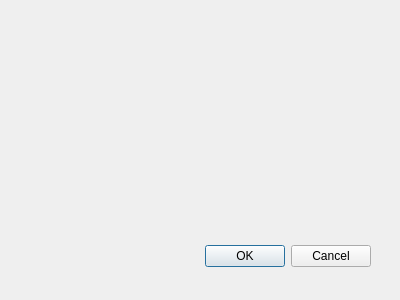
Old version of the form entension_qgis_dialog_base.ui in the repository timeradaouda5/Tp_extension_QGIS.
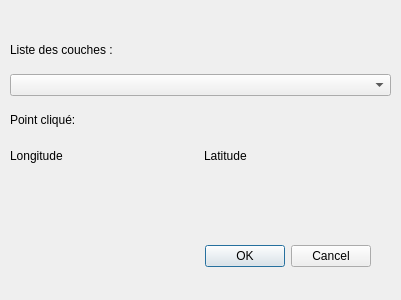
New version of the form.

Patch:
```diff
--- a/entension_qgis_dialog_base.ui
+++ b/entension_qgis_dialog_base.ui
@@ -1,11 +1,11 @@
 <ui version="4.0" >
  <class>ExtensionQgisDialogBase</class>
- <widget class="QDialog" name="ExtensionQgisDialogBase" >
-  <property name="geometry" >
+ <widget class="QDialog" name="ExtensionQgisDialogBase">
+  <property name="geometry">
    <rect>
     <x>0</x>
     <y>0</y>
-    <width>400</width>
+    <width>401</width>
     <height>300</height>
    </rect>
   </property>
@@ -28,6 +28,73 @@
     <set>QDialogButtonBox::Cancel|QDialogButtonBox::Ok</set>
    </property>
   </widget>
+  <widget class="QLabel" name="label">
+   <property name="geometry">
+    <rect>
+     <x>10</x>
+     <y>40</y>
+     <width>131</width>
+     <height>19</height>
+    </rect>
+   </property>
+   <property name="text">
+    <string>Liste des couches :</string>
+   </property>
+  </widget>
+  <widget class="QWidget" name="horizontalLayoutWidget">
+   <property name="geometry">
+    <rect>
+     <x>10</x>
+     <y>70</y>
+     <width>381</width>
+     <height>31</height>
+    </rect>
+   </property>
+   <layout class="QHBoxLayout" name="horizontalLayout_2">
+    <item>
+     <widget class="QComboBox" name="comboListCouche"/>
+    </item>
+   </layout>
+  </widget>
+  <widget class="QLabel" name="label_2">
+   <property name="geometry">
+    <rect>
+     <x>10</x>
+     <y>110</y>
+     <width>91</width>
+     <height>19</height>
+    </rect>
+   </property>
+   <property name="text">
+    <string>Point cliqué:</string>
+   </property>
+  </widget>
+  <widget class="QWidget" name="horizontalLayoutWidget_2">
+   <property name="geometry">
+    <rect>
+     <x>10</x>
+     <y>140</y>
+     <width>381</width>
+     <height>31</height>
+    </rect>
+   </property>
+   <layout class="QHBoxLayout" name="horizontalLayout_3">
+    <item>
+     <widget class="QLabel" name="lablong">
+      <property name="text">
+       <string>Longitude</string>
+      </property>
+     </widget>
+    </item>
+    <item>
+     <widget class="QLabel" name="lablat">
+      <property name="text">
+       <string>Latitude</string>
+      </property>
+     </widget>
+    </item>
+   </layout>
+  </widget>
  </widget>
  <resources/>
  <connections>
```
Left out of the diff: 37 changed lines with no effect on the pictures.
